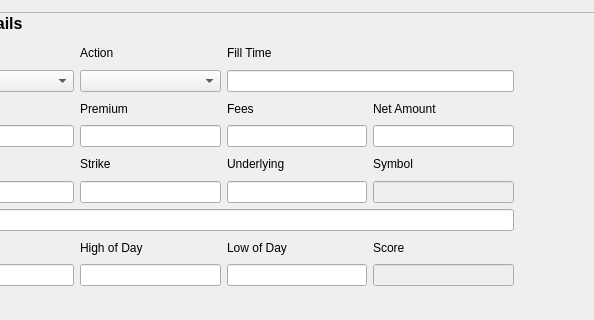
Berryl/EbfTradingUI, file src/ebf_trading_ui/forms/trade_entry/trade_entry_form.ui: the form before one commit; both pictures show x 99 to 693 and y 0 to 320 of the 784 by 425 pixel window.
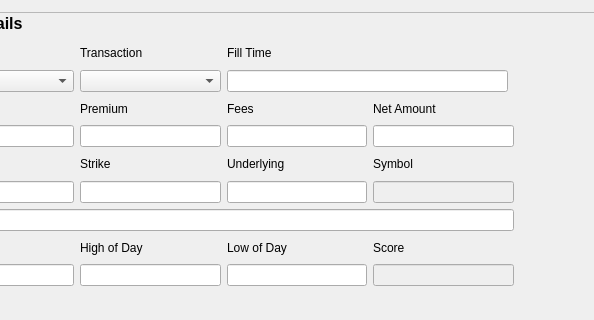
The form after the commit. Custom widgets are drawn as their Qt base class.

Commit message: Align monetary and numeric fields to the right, set focus policy and read-only constraints for `netAmount`, update `fillTime` sizing, and rename "Action" to "Transaction" in `TradeEntryForm`.

The edit to the form file:
```diff
--- a/src/ebf_trading_ui/forms/trade_entry/trade_entry_form.ui
+++ b/src/ebf_trading_ui/forms/trade_entry/trade_entry_form.ui
@@ -223,7 +223,7 @@
        <item row="0" column="1">
         <widget class="QLabel" name="label_3">
          <property name="text">
-          <string>Action</string>
+          <string>Transaction</string>
          </property>
         </widget>
        </item>
@@ -238,7 +238,14 @@
         </widget>
        </item>
        <item row="1" column="2" colspan="2">
-        <widget class="DateTimeLineEdit" name="fillTime"/>
+        <widget class="DateTimeLineEdit" name="fillTime">
+         <property name="maximumSize">
+          <size>
+           <width>281</width>
+           <height>16777215</height>
+          </size>
+         </property>
+        </widget>
        </item>
       </layout>
      </widget>
```
Left out of the diff: 59 changed lines with no effect on the pictures. The commit also changes 1 other file.
